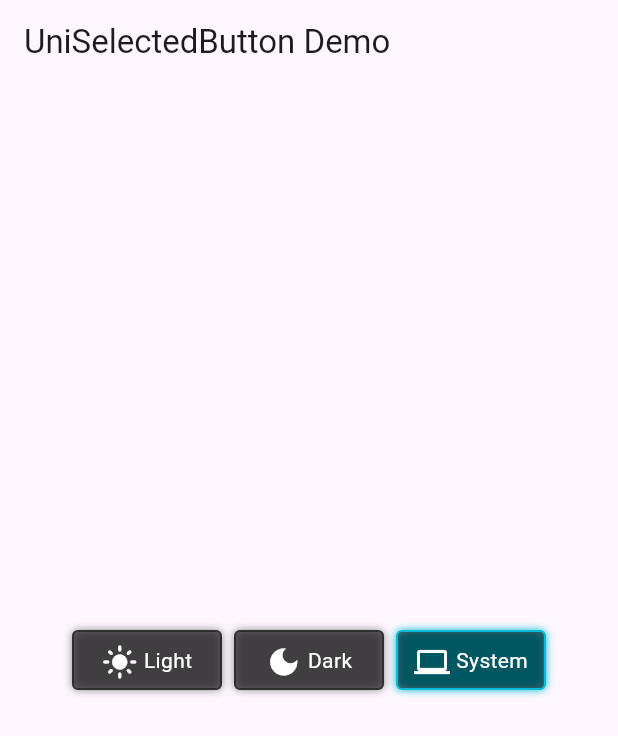
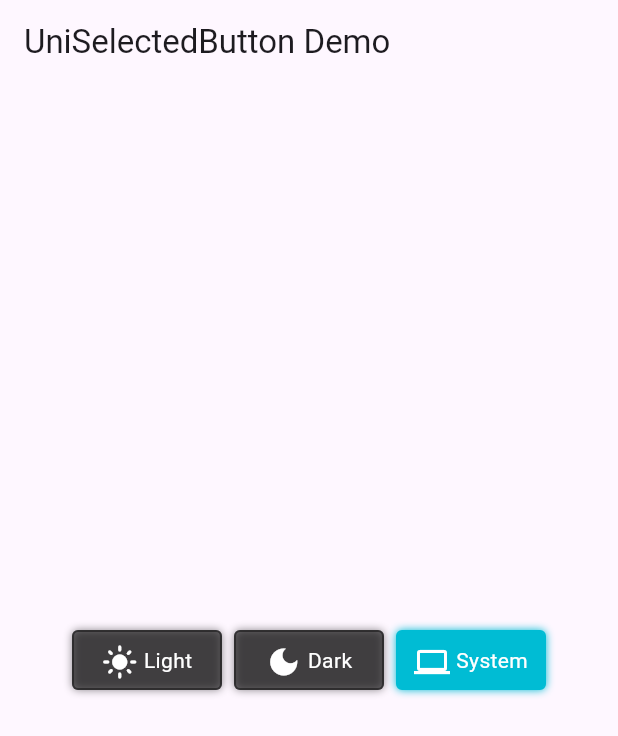
Before and after one commit to huynguyennovem/uni_selected_button, a Flutter app: the screen it shows after launch, on a phone screen of 412 x 824 dp. Shown: the top 736 px of the screen. Run offline on Flutter 3.47's test engine with Material 3 defaults, Android fonts, the phone set to English and light mode, and no system bars.

Commit message:
publish 0.0.3: Make mouse cursor to be customisable Add selected background color
Signed-off-by: huynguyennovem <huynguyennovem@gmail.com>

```diff
--- a/lib/src/flex_with_space.dart
+++ b/lib/src/flex_with_space.dart
@@ -4,18 +4,22 @@ import 'package:flutter/material.dart';
 class FlexWithSpace {
   // List children to be spaced.
   final List<Widget> children;
+
   // Spacing between children.
   final double spacing;
-  // Axis of the flex.
+
+  // It should be a Column or a Row only.
   final Axis axis;
 
   const FlexWithSpace({
     Key? key,
-    required this.axis,
     required this.children,
     this.spacing = 8.0,
+    this.axis = Axis.horizontal,
   });
 
+  // Loop through the children and add a SizedBox between them.
+  // If the axis is vertical, return a Column, else return a Row.
   Widget build() {
     final isVertical = axis == Axis.vertical;
     SizedBox sizedBox =
--- a/lib/src/selected_button.dart
+++ b/lib/src/selected_button.dart
@@ -1,4 +1,5 @@
 import 'package:flutter/material.dart';
+import 'package:flutter/services.dart';
 
 /// Represents a selectable button with an icon and a label.
 ///
@@ -15,6 +16,7 @@ class SelectedButton<T> extends StatefulWidget {
     this.hoverColor = Colors.black26,
     this.backgroundColor = Colors.black54,
     this.selectedBorderColor = Colors.cyan,
+    this.selectedBackgroundColor = Colors.cyan,
     this.borderRadius = 4.0,
     this.borderWidth = 1.4,
     this.iconLabelDistance = 4.0,
@@ -25,6 +27,7 @@ class SelectedButton<T> extends StatefulWidget {
     this.boxShadows,
     this.alignment = Alignment.center,
     this.syncBoxShadowsWithBorder = false,
+    this.mouseCursor = SystemMouseCursors.click,
   }) : assert(
           boxShadows == null || !syncBoxShadowsWithBorder,
           'Cannot use boxShadows and syncBoxShadowsWithBorder at the same time.',
@@ -49,6 +52,7 @@ class SelectedButton<T> extends StatefulWidget {
 
   // Highlighted border color when the button is selected.
   final Color selectedBorderColor;
+  final Color selectedBackgroundColor;
 
   // The border radius/width of the button.
   final double borderRadius;
@@ -75,6 +79,9 @@ class SelectedButton<T> extends StatefulWidget {
   // How the icon and label are aligned inside the button.
   final Alignment alignment;
 
+  // The cursor of the button.
+  final SystemMouseCursor mouseCursor;
+
   @override
   State<SelectedButton<T>> createState() => _SelectedButtonState<T>();
 }
@@ -83,32 +90,35 @@ class _SelectedButtonState<T> extends State<SelectedButton<T>> {
   late Color _backgroundColor;
   late Color _borderColor;
   late bool _selectable;
-
-  @override
-  void initState() {
-    super.initState();
-    _backgroundColor = widget.backgroundColor;
-  }
+  bool _isHovering = false;
 
   @override
   Widget build(BuildContext context) {
     // other buttons than the selected one are selectable
     _selectable = widget.groupValue != widget.value;
+
     // change the border color if the button is selected
     _borderColor =
-        !_selectable ? widget.selectedBorderColor : widget.borderColor;
+        _selectable ? widget.borderColor : widget.selectedBorderColor;
+
+    _backgroundColor = _isHovering
+        ? widget.hoverColor
+        : _selectable
+            ? widget.backgroundColor
+            : widget.selectedBackgroundColor;
+
     // on Desktop, change the background color when the mouse is over the button
     // the cursor changes to a hand when the mouse is over the button
     return MouseRegion(
-      cursor: SystemMouseCursors.click,
+      cursor: widget.mouseCursor,
       onEnter: (event) {
         setState(() {
-          _backgroundColor = widget.hoverColor;
+          _isHovering = true;
         });
       },
       onExit: (event) {
         setState(() {
-          _backgroundColor = widget.backgroundColor;
+          _isHovering = false;
         });
       },
       child: GestureDetector(
--- a/lib/uni_selected_button.dart
+++ b/lib/uni_selected_button.dart
@@ -1,5 +1,6 @@
 library uni_selected_button;
 
+// Export the uni_selected_button classes from the src folder
 export 'src/uni_button_group.dart';
 export 'src/selected_button.dart';
 export 'src/flex_with_space.dart';
--- a/pubspec.yaml
+++ b/pubspec.yaml
@@ -1,6 +1,6 @@
 name: uni_selected_button
 description: Group of buttons where only one button can be selected at a time.
-version: 0.0.2
+version: 0.0.3
 repository: https://github.com/huynguyennovem/uni_selected_button
 issue_tracker: https://github.com/huynguyennovem/uni_selected_button/issues
 
```
Also changed, not shown: lib/src/uni_button_group.dart (+10 -0 lines), example/pubspec.lock, 1 other file.
